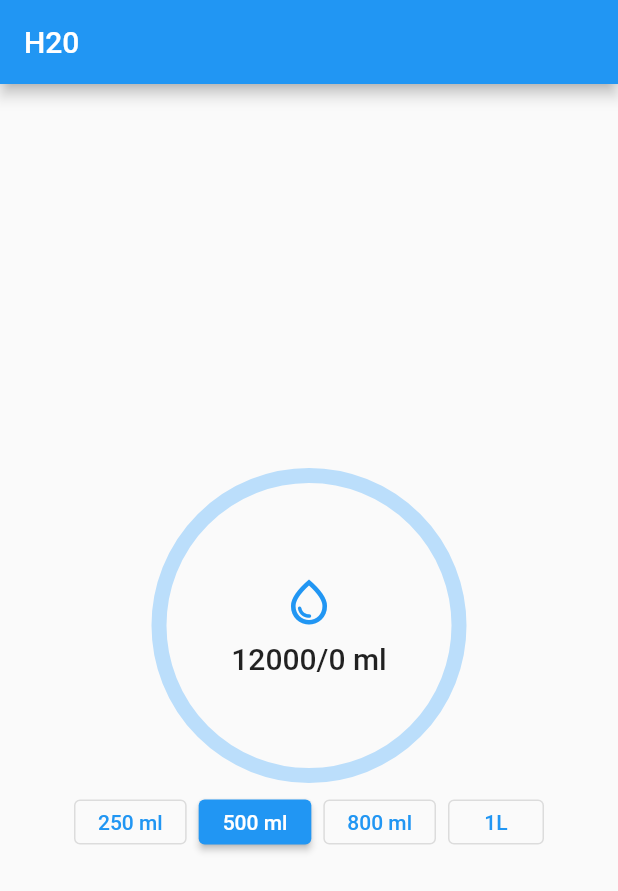
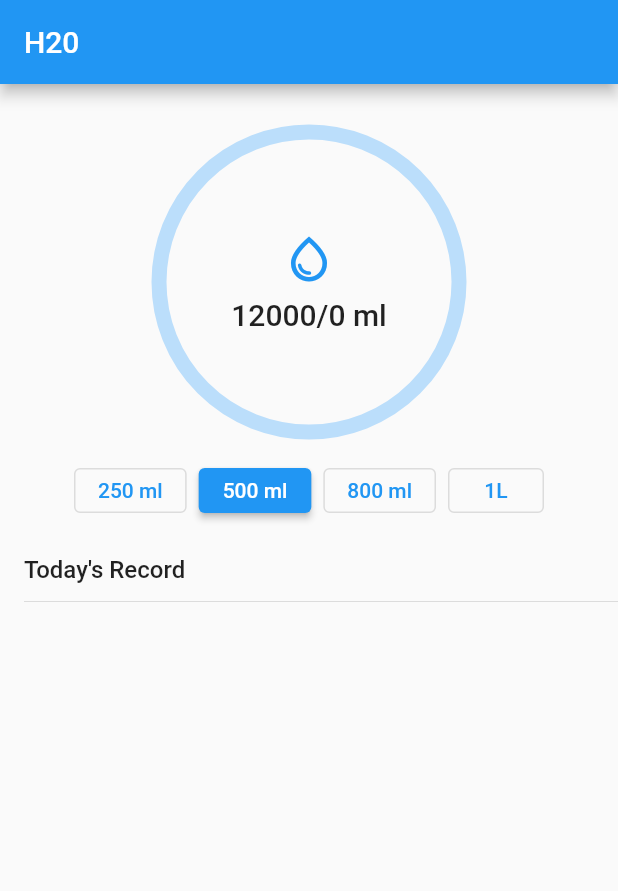
Before and after one commit to RafatMeraz/ostad-practice-projects, a Flutter app: the screen it shows after launch, on a phone screen of 412 x 824 dp. Shown: the top 891 px of the screen. Run offline on Flutter 3.47's test engine with Material 2 defaults, Android fonts, the light colour scheme and no system bars; our stand-ins replace fluttertoast, get.

Commit message:
[h2o] : water tracker history has been added

```diff
--- /dev/null
+++ b/h20/lib/data/models/water_track.dart
@@ -0,0 +1,5 @@
+class WaterTrack {
+  final int id, timestamp, consumeAmount;
+
+  WaterTrack(this.id, this.timestamp, this.consumeAmount);
+}
--- a/h20/lib/presentation/app.dart
+++ b/h20/lib/presentation/app.dart
@@ -3,6 +3,7 @@ import 'package:get/get.dart';
 import 'package:h20/presentation/state_managers/water_tracker.dart';
 import 'package:h20/presentation/screens/home_screen.dart';
 import 'package:h20/presentation/screens/splash_screen.dart';
+import 'package:h20/presentation/state_managers/water_tracker_history_controller.dart';
 
 void main() {
   runApp(const H2OApp());
@@ -36,6 +37,6 @@ class ControllerBindings extends Bindings {
   @override
   void dependencies() {
     Get.put<WaterTracker>(WaterTracker());
+    Get.put<WaterTrackerHistoryController>(WaterTrackerHistoryController());
   }
-
 }
--- a/h20/lib/presentation/screens/home_screen.dart
+++ b/h20/lib/presentation/screens/home_screen.dart
@@ -1,5 +1,6 @@
 import 'package:flutter/material.dart';
 import 'package:get/get.dart';
+import 'package:h20/presentation/state_managers/water_tracker_history_controller.dart';
 import 'package:h20/presentation/widgets/scroller_button_list.dart';
 import 'package:h20/presentation/state_managers/water_tracker.dart';
 
@@ -12,10 +13,10 @@ class HomeScreen extends StatelessWidget {
       appBar: AppBar(
         title: const Text('H20'),
       ),
-      body: Center(
+      body: SingleChildScrollView(
         child: Column(
-          mainAxisAlignment: MainAxisAlignment.center,
           children: [
+            const SizedBox(height: 32,),
             GetBuilder<WaterTracker>(
               builder: (waterTracker) {
                 return Stack(
@@ -55,7 +56,7 @@ class HomeScreen extends StatelessWidget {
                 );
               },
             ),
-            const SizedBox(height: 16),
+            const SizedBox(height: 24),
             ScrollerButtonList(
               scrollDirection: Axis.horizontal,
               selectedIndex: 1,
@@ -66,9 +67,39 @@ class HomeScreen extends StatelessWidget {
                 ScrollerButtonItem('1L', 1000),
               ],
             ),
-            // ListView.builder(itemBuilder: (context, index) {
-            //
-            // })
+            const SizedBox(height: 24,),
+            Container(
+              alignment: Alignment.centerLeft,
+              padding: const EdgeInsets.symmetric(horizontal: 16, vertical: 4),
+              child: Text("Today's Record",
+                textAlign: TextAlign.start,
+                style: Theme.of(context).textTheme.titleLarge?.copyWith(
+                  fontSize: 16
+                ),
+              ),
+            ),
+            const Divider(height: 16, indent: 16,),
+            GetBuilder<WaterTrackerHistoryController>(
+                builder: (historyController) {
+              return ListView.builder(
+                  primary: false,
+                  shrinkWrap: true,
+                  reverse: true,
+                  itemCount: historyController.historyList.length,
+                  itemBuilder: (context, index) {
+                    return ListTile(
+                      title: Text(historyController
+                          .historyList[index].consumeAmount
+                          .toString()),
+                      trailing: IconButton(
+                        onPressed: () {
+                          historyController.deleteWaterConsume(index);
+                        },
+                        icon: const Icon(Icons.delete_forever_outlined),
+                      ),
+                    );
+                  });
+            })
           ],
         ),
       ),
--- /dev/null
+++ b/h20/lib/presentation/state_managers/water_tracker_history_controller.dart
@@ -0,0 +1,18 @@
+import 'package:get/get.dart';
+import 'package:h20/data/models/water_track.dart';
+
+class WaterTrackerHistoryController extends GetxController {
+  final List<WaterTrack> _list = [];
+
+  List<WaterTrack> get historyList => _list;
+
+  void addWaterConsume(WaterTrack waterTrack) {
+    _list.add(waterTrack);
+    update();
+  }
+
+  void deleteWaterConsume(int index) {
+    _list.removeAt(index);
+    update();
+  }
+}
```
Also changed, not shown: h20/lib/presentation/state_managers/water_tracker.dart (+7 -0 lines).
